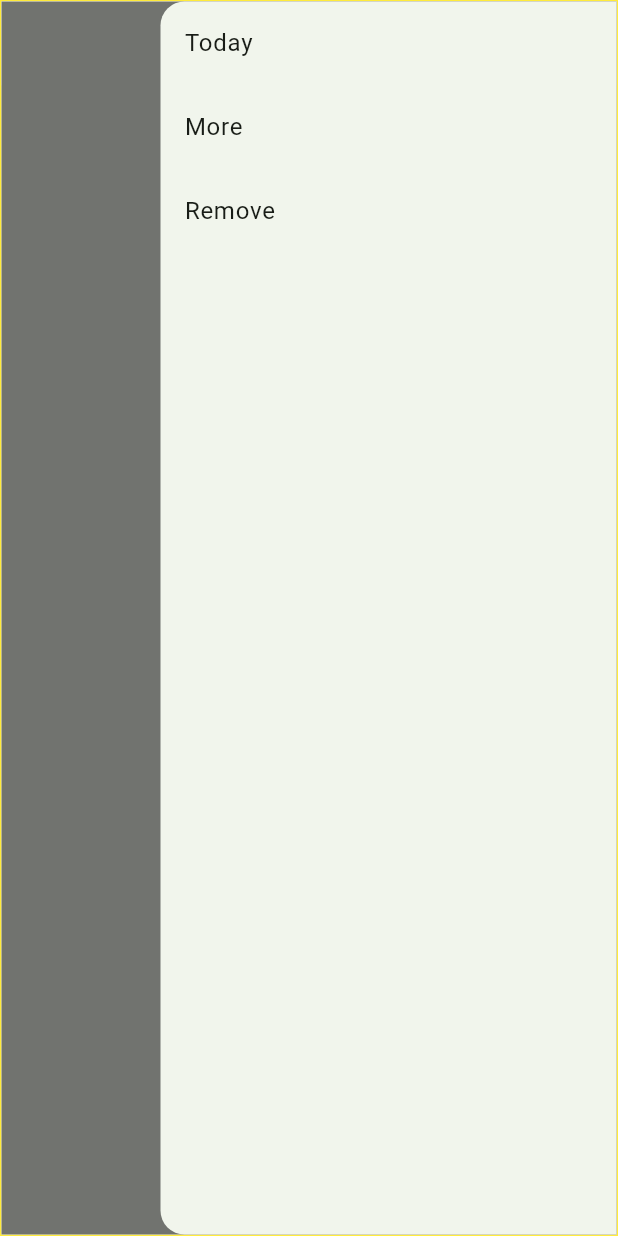
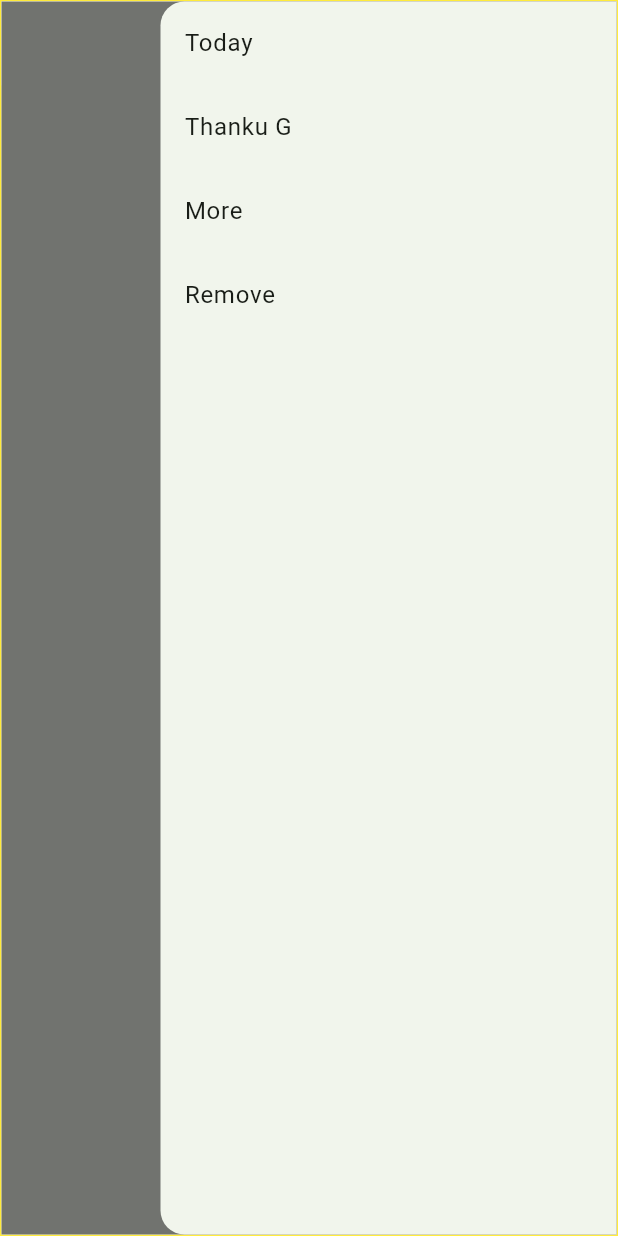
Before and after one commit to tamimiqbalfysal/today, a Flutter app: the screen it shows after launch, with the side drawer open, on a phone screen of 412 x 824 dp. Run offline on Flutter 3.47's test engine with Material 3 defaults, Android fonts, the phone set to English and light mode, and no system bars.

Commit message:
Thanku G coming and going smoothly

```diff
--- a/lib/main.dart
+++ b/lib/main.dart
@@ -1,6 +1,8 @@
 import 'package:flutter/material.dart';
 import 'new_page.dart';
-import 'today_page.dart'; // Import the updated page
+import 'today_page.dart';
+import 'thanku_g_page.dart';
+import 'product.dart'; // Import the Product class
 
 void main() {
   runApp(const MyApp());
@@ -33,7 +35,7 @@ class MyHomePage extends StatefulWidget {
 }
 
 class _MyHomePageState extends State<MyHomePage> {
-  List<Product> bookmarkedProducts = [];
+  List<Product> bookmarkedProducts = [Product(name: 'Thanku G')];
 
   void _handleBookmarkedProducts(List<Product> newProducts) {
     setState(() {
@@ -42,11 +44,9 @@ class _MyHomePageState extends State<MyHomePage> {
   }
 
   void _removeTopItem() {
-    if (bookmarkedProducts.isNotEmpty) {
-      setState(() {
-        bookmarkedProducts.removeAt(0); // Remove the first item
-      });
-    }
+    setState(() {
+      bookmarkedProducts.removeWhere((product) => product.name == 'Thanku G'); // Remove the "Thanku G" item
+    });
   }
 
   @override
@@ -76,7 +76,14 @@ class _MyHomePageState extends State<MyHomePage> {
               // Display bookmarked products directly, but not the "More" option
               ...bookmarkedProducts.map((product) => ListTile(
                 title: Text(product.name),
-                onTap: () {}, // Handle bookmarked product onTap
+                onTap: () {
+                  if (product.name == 'Thanku G') {
+                    Navigator.push(
+                      context,
+                      MaterialPageRoute(builder: (context) => ThankuGPage()), // Navigate to ThankuGPage
+                    );
+                  }
+                },
               )),
               // Always place the "More" option above the "Remove" button
               ListTile(
--- a/lib/new_page.dart
+++ b/lib/new_page.dart
@@ -1,5 +1,6 @@
 import 'package:flutter/material.dart';
-import 'thanku_g_page.dart'; // Import the ThankuGPage
+import 'product.dart'; // Import the Product class
+import 'thanku_g_page.dart'; // Import the ThankuGPage class
 
 class NewPage extends StatefulWidget {
   const NewPage({super.key});
@@ -91,9 +92,3 @@ class _NewPageState extends State<NewPage> {
     });
   }
 }
-
-class Product {
-  final String name;
-
-  Product({required this.name});
-}
```
